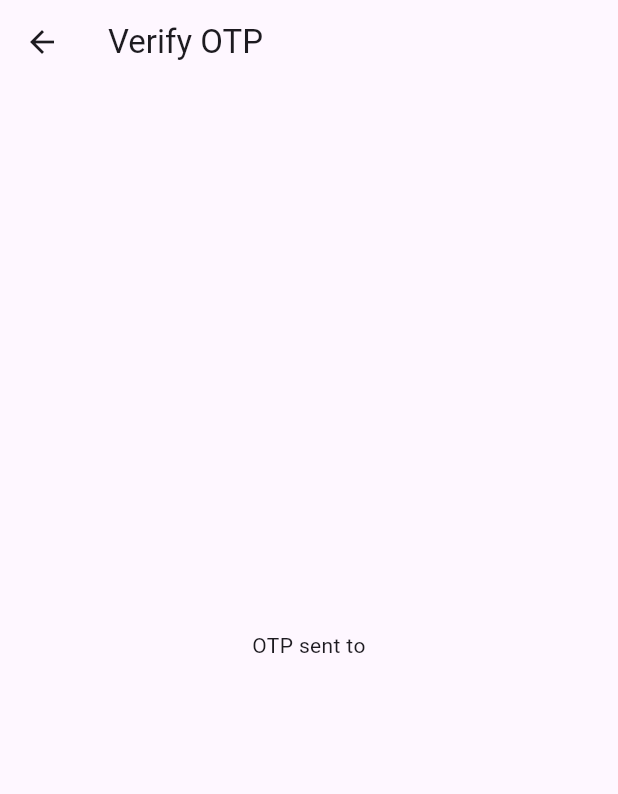
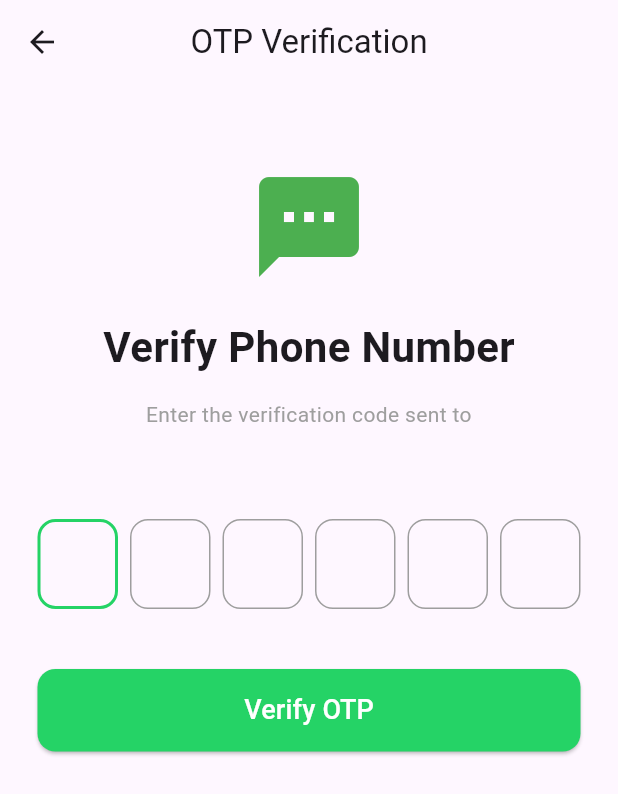
Before and after one commit to AnujaRashmika/Chatly, a Flutter app: the OTPPage screen opened directly with empty values, on a phone screen of 412 x 824 dp. Shown: the top 794 px of the screen. Run offline on Flutter 3.47's test engine with Material 3 defaults, Android fonts, the phone set to English and light mode, and no system bars; drawn by our look-alikes of pinput; our stand-ins replace cloud_firestore, firebase_auth, firebase_core, intl_phone_field, lottie, shared_preferences; missing offline and left inert: firebase_app_check; accounts and stored records are empty; network calls fail.

Commit message:
create otp screen backend part

```diff
--- a/lib/screens/auth/otp_screen.dart
+++ b/lib/screens/auth/otp_screen.dart
@@ -1,7 +1,12 @@
 import 'package:flutter/material.dart';
+import 'package:pinput/pinput.dart';
+import 'package:provider/provider.dart';
+import '../../services/firestore_service.dart';
+import '../home/home_screen.dart';
+import 'complete_profile_screen.dart';
+import '../../providers/auth_provider.dart';
 
-class OTPPage extends StatelessWidget {
-
+class OTPPage extends StatefulWidget {
   final String verificationId;
   final String phoneNumber;
 
@@ -12,25 +17,171 @@ class OTPPage extends StatelessWidget {
   });
 
   @override
+  State<OTPPage> createState() => _OTPPageState();
+}
+
+class _OTPPageState extends State<OTPPage> {
+  String otpCode = "";
+  bool isLoading = false;
+
+  Future<void> verifyOTP() async {
+    if (otpCode.length != 6) {
+      ScaffoldMessenger.of(context).showSnackBar(
+        const SnackBar(content: Text("Enter 6 digit OTP")),
+      );
+      return;
+    }
+
+    try {
+      setState(() {
+        isLoading = true;
+      });
+
+      final authProvider = Provider.of<AuthProvider>(
+        context,
+        listen: false,
+      );
+
+      await authProvider.authService.verifyOTP(
+        verificationId: widget.verificationId,
+        smsCode: otpCode,
+      );
+
+      final firestore = FirestoreService();
+      bool exists = await firestore.userExists();
+
+      if (!mounted) return;
+
+      if (exists) {
+        Navigator.pushAndRemoveUntil(
+          context,
+          MaterialPageRoute(builder: (_) => const HomeScreen()),
+              (route) => false,
+        );
+      } else {
+        Navigator.pushReplacement(
+          context,
+          MaterialPageRoute(
+            builder: (_) => CompleteProfileScreen(
+              phone: widget.phoneNumber,
+            ),
+          ),
+        );
+      }
+    } catch (e) {
+      if (!mounted) return;
+
+      setState(() {
+        isLoading = false;
+      });
+
+      ScaffoldMessenger.of(context).showSnackBar(
+        SnackBar(content: Text(e.toString())),
+      );
+    }
+  }
+
+  @override
   Widget build(BuildContext context) {
+    final defaultPinTheme = PinTheme(
+      width: 55,
+      height: 60,
+      textStyle: const TextStyle(
+        fontSize: 20,
+        fontWeight: FontWeight.bold,
+      ),
+      decoration: BoxDecoration(
+        border: Border.all(color: Colors.grey),
+        borderRadius: BorderRadius.circular(12),
+      ),
+    );
+
+    final focusedPinTheme = defaultPinTheme.copyWith(
+      decoration: defaultPinTheme.decoration!.copyWith(
+        border: Border.all(color: const Color(0xff25D366), width: 2),
+      ),
+    );
 
     return Scaffold(
-
       appBar: AppBar(
-        title: const Text("Verify OTP"),
+        title: const Text("OTP Verification"),
+        centerTitle: true,
       ),
-
-      body: Center(
-
-        child: Text(
-          "OTP sent to\n$phoneNumber",
-          textAlign: TextAlign.center,
+      body: SafeArea(
+        child: SingleChildScrollView(
+          keyboardDismissBehavior: ScrollViewKeyboardDismissBehavior.onDrag,
+          padding: const EdgeInsets.all(25),
+          child: Column(
+            children: [
+              const SizedBox(height: 30),
+              const Icon(
+                Icons.sms,
+                size: 80,
+                color: Colors.green,
+              ),
+              const SizedBox(height: 20),
+              const Text(
+                "Verify Phone Number",
+                style: TextStyle(
+                  fontSize: 28,
+                  fontWeight: FontWeight.bold,
+                ),
+              ),
+              const SizedBox(height: 15),
+              Text(
+                "Enter the verification code sent to\n${widget.phoneNumber}",
+                textAlign: TextAlign.center,
+                style: const TextStyle(color: Colors.grey),
+              ),
+              const SizedBox(height: 40),
+              Pinput(
+                length: 6,
+                keyboardType: TextInputType.number,
+                autofocus: true,
+                defaultPinTheme: defaultPinTheme,
+                focusedPinTheme: focusedPinTheme,
+                onChanged: (value) {
+                  otpCode = value;
+                },
+                onCompleted: (value) {
+                  otpCode = value;
+                  verifyOTP();
+                },
+              ),
+              const SizedBox(height: 40),
+              SizedBox(
+                width: double.infinity,
+                height: 55,
+                child: ElevatedButton(
+                  onPressed: isLoading ? null : verifyOTP,
+                  style: ElevatedButton.styleFrom(
+                    backgroundColor: const Color(0xff25D366),
+                    shape: RoundedRectangleBorder(
+                      borderRadius: BorderRadius.circular(12),
+                    ),
+                  ),
+                  child: isLoading
+                      ? const SizedBox(
+                    height: 25,
+                    width: 25,
+                    child: CircularProgressIndicator(
+                      color: Colors.white,
+                      strokeWidth: 3,
+                    ),
+                  )
+                      : const Text(
+                    "Verify OTP",
+                    style: TextStyle(
+                      fontSize: 18,
+                      color: Colors.white,
+                    ),
+                  ),
+                ),
+              ),
+            ],
+          ),
         ),
-
       ),
-
     );
-
   }
-
 }
```
